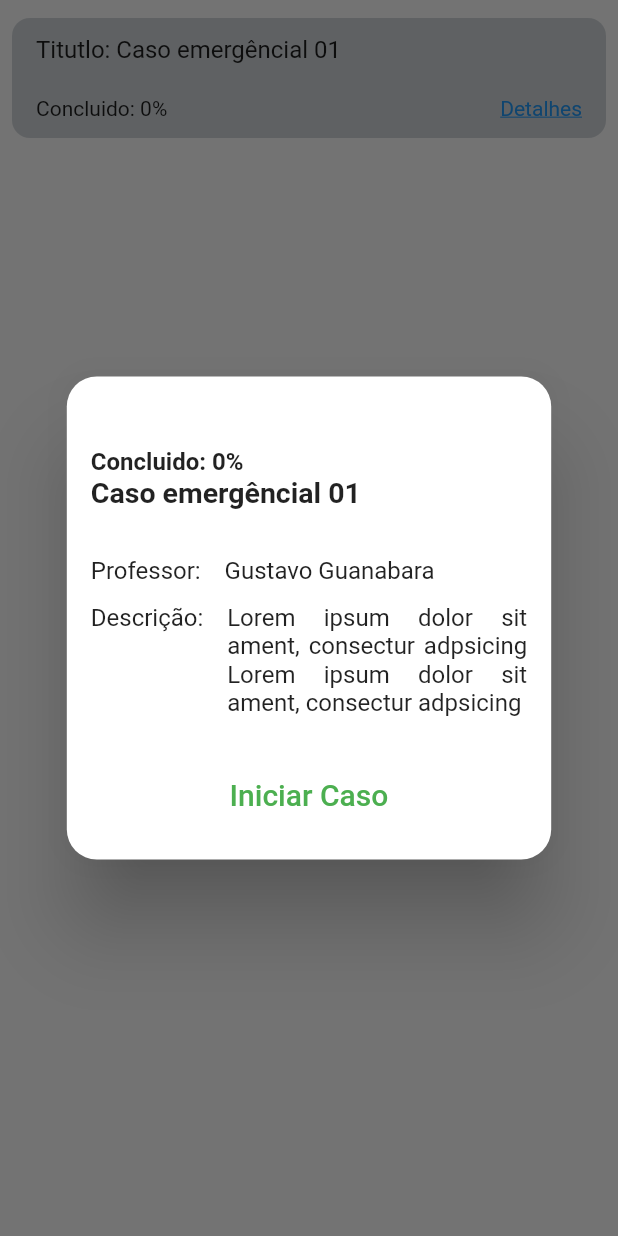
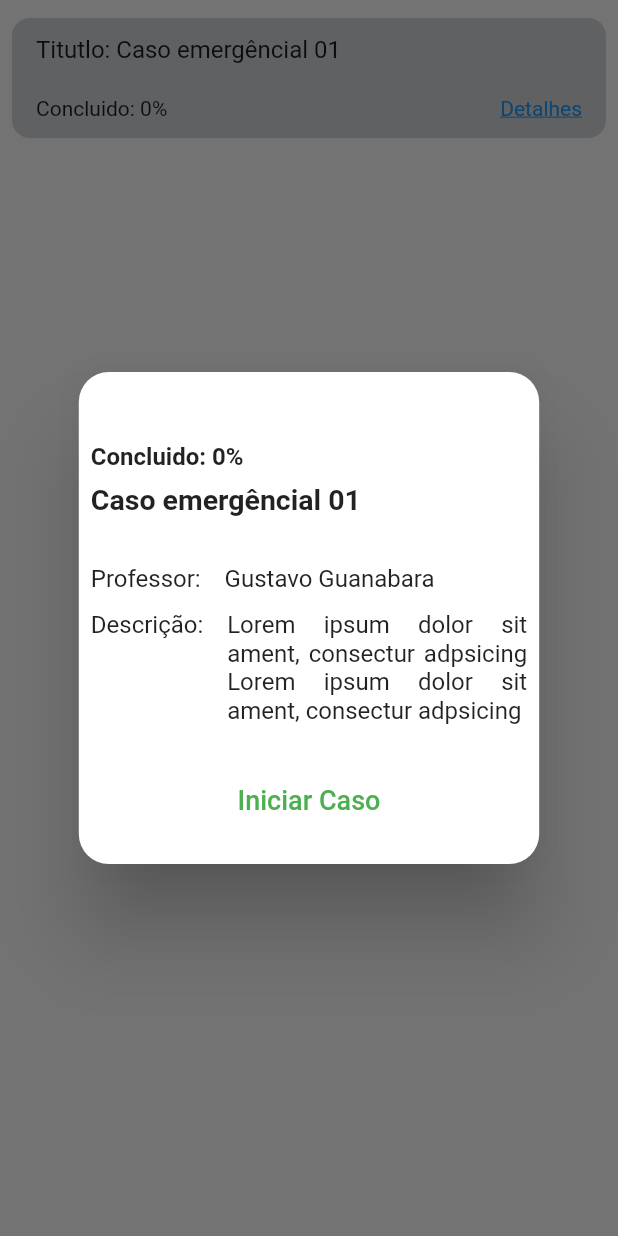
Before and after one commit to NunoObjr/diagnosticus, a Flutter app: the _CaseWidget widget shown alone on an empty page, opened directly, after a tap on "Detalhes", on a phone screen of 412 x 824 dp. Run offline on Flutter 3.47's test engine with Material 2 defaults, Android fonts, the light colour scheme and no system bars; our stand-ins replace dio, get.

Commit message:
feat: alterando botão de retorno

```diff
--- a/lib/modules/cases/presenter/cases_page.dart
+++ b/lib/modules/cases/presenter/cases_page.dart
@@ -23,7 +23,7 @@ class CasesPage extends GetView<CasesController> {
             top: 70,
             child: InkWell(
               onTap: () {
-                Get.back();
+                Get.offNamed(DiagnosticusRoutes.homeStudent);
               },
               child: Row(
                 children: [
@@ -223,23 +223,23 @@ class _CaseWidget extends StatelessWidget {
                       Get.defaultDialog(
                           title: '',
                           custom: Icon(Icons.close),
-                          content: Padding(
-                            padding:
-                                const EdgeInsets.symmetric(horizontal: 8.0),
-                            child: Column(
+                          content: Column(
                             crossAxisAlignment: CrossAxisAlignment.start,
                             children: [
-                                Text(
+                              Padding(
+                                padding: const EdgeInsets.only(bottom: 8.0),
+                                child: Text(
                                   'Concluido: $valueComplete%',
                                   style: TextStyle(
                                     fontWeight: FontWeight.bold,
-                                      fontSize: 16),
+                                    fontSize: 16,
+                                  ),
+                                ),
                               ),
                               Text(
                                 title,
                                 style: TextStyle(
-                                      fontWeight: FontWeight.bold,
-                                      fontSize: 19),
+                                    fontWeight: FontWeight.bold, fontSize: 19),
                               ),
                               SizedBox(height: 32),
                               Row(
@@ -277,7 +277,6 @@ class _CaseWidget extends StatelessWidget {
                               )
                             ],
                           ),
-                          ),
                           actions: [
                             Padding(
                               padding:
@@ -292,7 +291,7 @@ class _CaseWidget extends StatelessWidget {
                                   actioncase,
                                   style: TextStyle(
                                     color: Colors.green,
-                                    fontSize: 20,
+                                    fontSize: 18,
                                     fontWeight: FontWeight.w500,
                                   ),
                                 ),
@@ -307,8 +306,8 @@ class _CaseWidget extends StatelessWidget {
                                 child: Text(
                                   'Ver nota',
                                   style: TextStyle(
-                                    color: Colors.blue,
-                                    fontSize: 20,
+                                    color: Color(0xFF005696),
+                                    fontSize: 18,
                                     fontWeight: FontWeight.w500,
                                   ),
                                 ),
--- a/lib/modules/profile/presenter/profile_page.dart
+++ b/lib/modules/profile/presenter/profile_page.dart
@@ -1,3 +1,4 @@
+import 'package:diagnosticus_action_iv/routes/routes.dart';
 import 'package:flutter/material.dart';
 import 'package:get/get.dart';
 import 'profile_controller.dart';
@@ -22,7 +23,7 @@ class ProfilePage extends GetView<ProfileController> {
             top: 70,
             child: InkWell(
               onTap: () {
-                Get.back();
+                Get.offNamed(DiagnosticusRoutes.homeStudent);
               },
               child: Row(
                 children: [
--- a/lib/modules/simulation/presenter/simulation_page.dart
+++ b/lib/modules/simulation/presenter/simulation_page.dart
@@ -1,3 +1,4 @@
+import 'package:diagnosticus_action_iv/routes/routes.dart';
 import 'package:flutter/material.dart';
 import 'package:diagnosticus_action_iv/core/widgets/simulation_button.dart';
 import 'package:get/get.dart';
@@ -23,7 +24,7 @@ class SimulationPage extends GetView<SimulationController> {
             top: 70,
             child: InkWell(
               onTap: () {
-                Get.back();
+                Get.offNamed(DiagnosticusRoutes.homeStudent);
               },
               child: Row(
                 children: [
```
Lines whose indentation alone changed are shown as unchanged.
